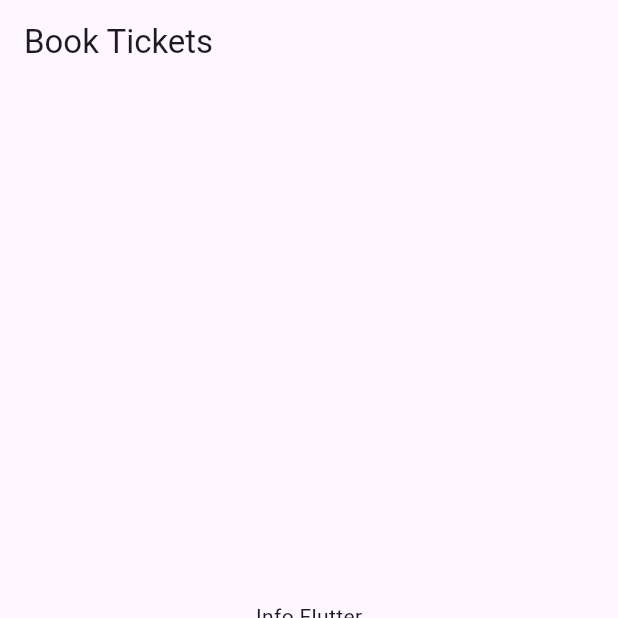
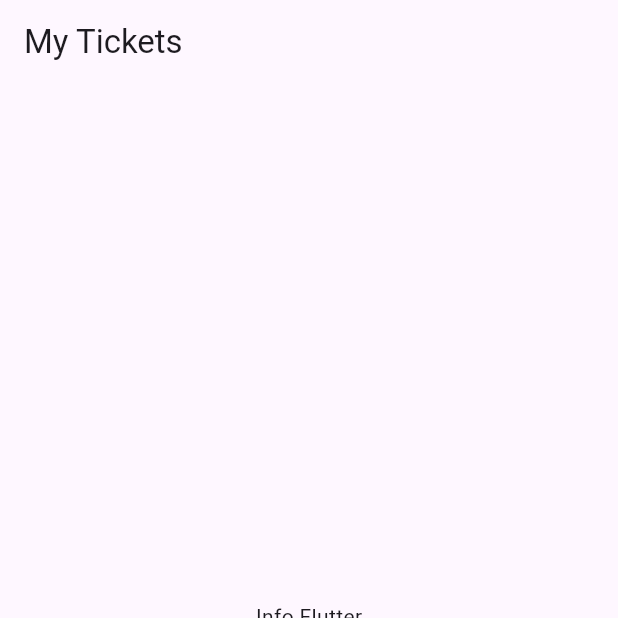
Before and after one commit to GuitherezDika/ticket_app, a Flutter app: the screen it shows after launch, on a phone screen of 412 x 824 dp, the top half of it. Run offline on Flutter 3.47's test engine with Material 3 defaults, Android fonts, the phone set to English and light mode, and no system bars; our stand-ins replace fluentui_icons.

Commit message:
separate bottom nav file

```diff
--- a/lib/base/bottom_nav_bar.dart
+++ b/lib/base/bottom_nav_bar.dart
@@ -1,3 +1,4 @@
+import 'package:fluentui_icons/fluentui_icons.dart';
 import 'package:flutter/material.dart';
 
 class BottomNavBar extends StatefulWidget {
@@ -13,8 +14,33 @@ class _BottomNavBarState extends State<BottomNavBar> {
     // return const Placeholder();
     return Scaffold(
       appBar: AppBar(
-
+        title: const Text('My Tickets'),
       ),
-    )
+      body: const Center(
+        child: Text('Info Flutter'),
+      ),
+      bottomNavigationBar: BottomNavigationBar(
+          selectedItemColor: Colors.blueGrey,
+          unselectedItemColor: const Color(0xFF526400),
+          showSelectedLabels: false,
+          items: [
+            BottomNavigationBarItem(
+                icon: Icon(FluentSystemIcons.ic_fluent_home_add_regular),
+                activeIcon: Icon(FluentSystemIcons.ic_fluent_home_filled),
+                label: 'Home'),
+            BottomNavigationBarItem(
+                icon: Icon(FluentSystemIcons.ic_fluent_search_filled),
+                activeIcon: Icon(FluentSystemIcons.ic_fluent_search_filled),
+                label: 'Search'),
+            BottomNavigationBarItem(
+                icon: Icon(FluentSystemIcons.ic_fluent_ticket_regular),
+                activeIcon: Icon(FluentSystemIcons.ic_fluent_ticket_regular),
+                label: 'Tickets'),
+            BottomNavigationBarItem(
+                icon: Icon(FluentSystemIcons.ic_fluent_person_regular),
+                activeIcon: Icon(FluentSystemIcons.ic_fluent_person_regular),
+                label: 'Profile'),
+          ]),
+    );
   }
 }
--- a/lib/main.dart
+++ b/lib/main.dart
@@ -1,46 +1,18 @@
 import 'package:fluentui_icons/fluentui_icons.dart';
 import 'package:flutter/material.dart';
+import 'package:ticket_app/base/bottom_nav_bar.dart';
 
 void main() {
   runApp(const MyApp());
 }
-
 
 class MyApp extends StatelessWidget {
   const MyApp({super.key});
 
   @override
   Widget build(BuildContext context) {
-    return MaterialApp(// seluruh screen hp
-      home: Scaffold( // scaffold = Inner screen
-        appBar: AppBar(
-          title: const Text('Book Tickets'),// bgColor, dst
-        ),
-        body: Center(
-          child: Text('Info Flutter'),
-        ),
-        bottomNavigationBar: BottomNavigationBar(
-          selectedItemColor: Colors.blueGrey,
-          unselectedItemColor: const Color(0xFF526400),
-          showSelectedLabels: false,
-          items: [
-            BottomNavigationBarItem(icon: Icon(FluentSystemIcons.ic_fluent_home_add_regular),
-              activeIcon: Icon(FluentSystemIcons.ic_fluent_home_filled)
-            , label: 'Home'),
-            BottomNavigationBarItem(icon: Icon(FluentSystemIcons.ic_fluent_search_filled),
-              activeIcon: Icon(FluentSystemIcons.ic_fluent_search_filled)
-            , label: 'Search'),
-            BottomNavigationBarItem(icon: Icon(FluentSystemIcons.ic_fluent_ticket_regular),
-              activeIcon: Icon(FluentSystemIcons.ic_fluent_ticket_regular)
-            , label: 'Tickets'),
-            BottomNavigationBarItem(icon: Icon(FluentSystemIcons.ic_fluent_person_regular),
-              activeIcon: Icon(FluentSystemIcons.ic_fluent_person_regular)
-            , label: 'Profile'),
-
-          ]
-          ),
-      )
+    return MaterialApp(
+      home: BottomNavBar(),
     );
-
   }
 }
```
